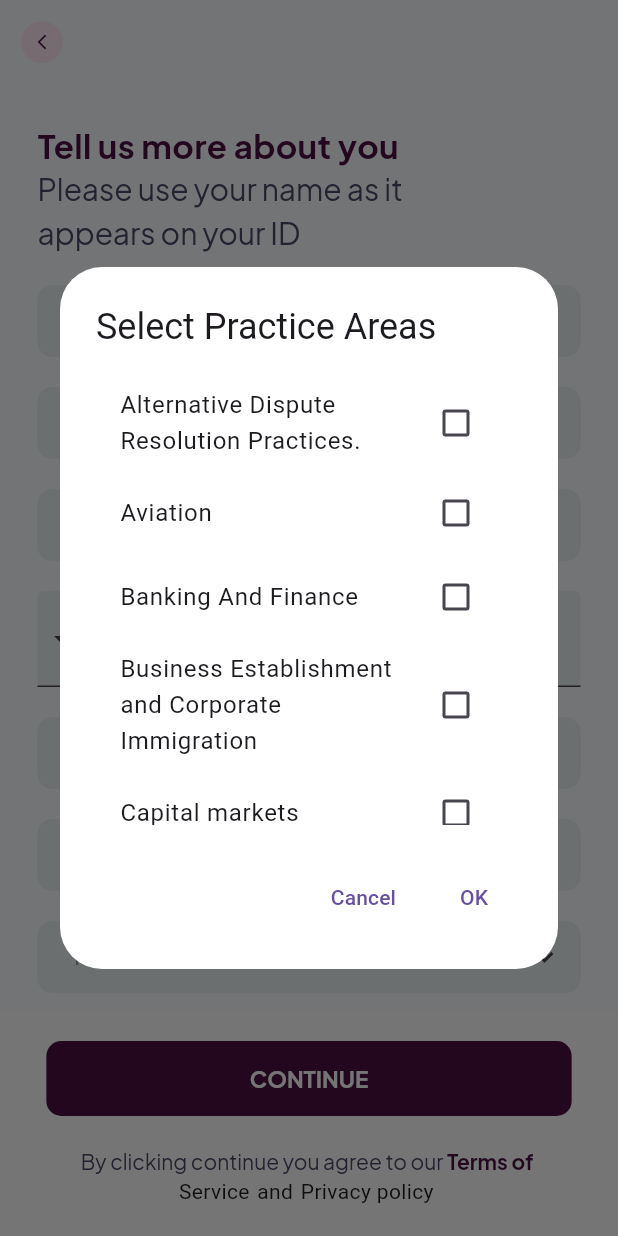
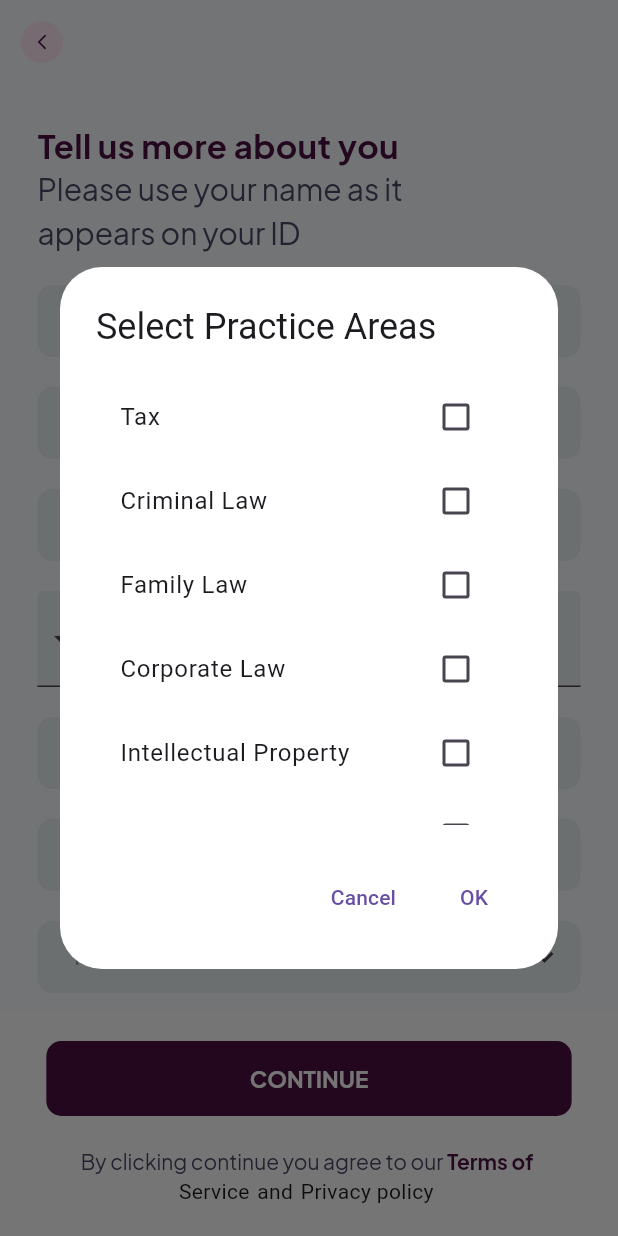
Before and after one commit to Paralexapp/paralex-mobile, a Flutter app: the AboutYouForLawyers screen opened by its route, after a tap on "Practice Areas", on a phone screen of 412 x 824 dp. Run offline on Flutter 3.47's test engine with Material 3 defaults, Android fonts, the phone set to English and light mode, and no system bars; drawn by our look-alikes of intl_phone_field; our stand-ins replace audioplayers, dio, dotted_border, email_validator, fl_chart, flutter_holo_date_picker and 11 more; missing offline and left inert: ffmpeg_kit_flutter, flutter_sound; project files that could hold a hidden picture were left out.

```diff
--- a/paralex/lib/service_provider/view/about_you/about_you_for_lawyers.dart
+++ b/paralex/lib/service_provider/view/about_you/about_you_for_lawyers.dart
@@ -116,37 +116,46 @@ class _AboutYouForLawyersState extends State<AboutYouForLawyers> {
   ];
 
   final List<String> practiceAreas = [
-    "Alternative Dispute Resolution Practices.",
-    "Aviation",
-    "Banking And Finance",
-    "Business Establishment and Corporate Immigration",
-    "Capital markets",
-    "Company secretarial services",
-    "Compliance and Investigation",
-    "Corporate Advisory",
-    "Corporate Governance",
-    "Employment",
-    "Energy and natural resources",
-    "Entertainments",
-    "Human Rights",
-    "International Law",
+    "Tax",
     "Criminal Law",
-    "Land Law",
-    "International trade",
-    "Intellectual property",
-    "Litigation",
-    "Civil and Criminal",
-    "Mergers, acquisitions and restructuring",
-    "Telecommunications, media and Technology",
-    "Information Technology",
-    "Oil and Gas",
-    "Power",
-    "Probono",
-    "Public policy and regulations",
-    "Real Estate and Property Management",
-    "Shipping, maritime Legal Advisory",
-    "Tax",
-    "Startup Funding"
+    "Family Law",
+    "Corporate Law",
+    "Intellectual Property",
+    "Real Estate",
+    "Employment Law",
+    "Personal Injury",
+    "Immigration Law"
+    // "Alternative Dispute Resolution Practices.",
+    // "Aviation",
+    // "Banking And Finance",
+    // "Business Establishment and Corporate Immigration",
+    // "Capital markets",
+    // "Company secretarial services",
+    // "Compliance and Investigation",
+    // "Corporate Advisory",
+    // "Corporate Governance",
+    // "Employment",
+    // "Energy and natural resources",
+    // "Entertainments",
+    // "Human Rights",
+    // "International Law",
+    // "Criminal Law",
+    // "Land Law",
+    // "International trade",
+    // "Intellectual property",
+    // "Litigation",
+    // "Civil and Criminal",
+    // "Mergers, acquisitions and restructuring",
+    // "Telecommunications, media and Technology",
+    // "Information Technology",
+    // "Oil and Gas",
+    // "Power",
+    // "Probono",
+    // "Public policy and regulations",
+    // "Real Estate and Property Management",
+    // "Shipping, maritime Legal Advisory",
+    // "Tax",
+    // "Startup Funding"
   ];
 
   // Boolean to track phone number validity
```
